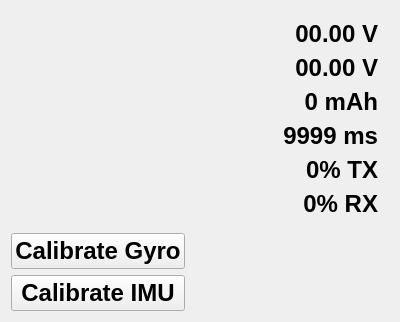
Above: controller_rc/ui/main.ui from dridri/bcflight before the change. Below: the same form after it.
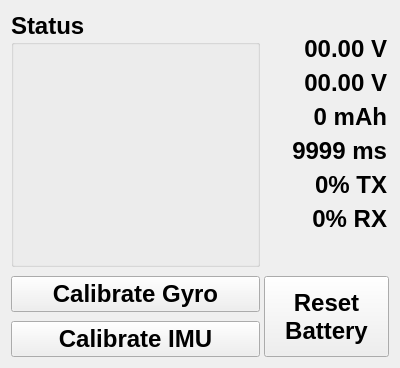
That is the form after the change.

Diff of the .ui file:
```diff
--- a/controller_rc/ui/main.ui
+++ b/controller_rc/ui/main.ui
@@ -7,7 +7,7 @@
     <x>0</x>
     <y>0</y>
     <width>400</width>
-    <height>313</height>
+    <height>368</height>
    </rect>
   </property>
   <property name="font">
@@ -21,47 +21,52 @@
    <string>Form</string>
   </property>
   <layout class="QGridLayout" name="gridLayout">
-   <item row="0" column="1" colspan="2">
-    <spacer name="horizontalSpacer">
-     <property name="orientation">
-      <enum>Qt::Horizontal</enum>
-     </property>
-     <property name="sizeHint" stdset="0">
-      <size>
-       <width>294</width>
-       <height>20</height>
-      </size>
-     </property>
-    </spacer>
-   </item>
-   <item row="1" column="1">
+   <property name="horizontalSpacing">
+    <number>4</number>
+   </property>
+   <item row="2" column="0" colspan="2">
     <widget class="QPushButton" name="calibrate_gyro">
      <property name="text">
       <string>Calibrate Gyro</string>
      </property>
     </widget>
    </item>
-   <item row="2" column="1">
-    <widget class="QPushButton" name="calibrate_imu">
-     <property name="text">
-      <string>Calibrate IMU</string>
+   <item row="0" column="0" colspan="2">
+    <widget class="QGroupBox" name="groupBox">
+     <property name="title">
+      <string>Status</string>
      </property>
+     <layout class="QGridLayout" name="gridLayout_2">
+      <property name="topMargin">
+       <number>0</number>
+      </property>
+      <item row="0" column="0">
+       <widget class="QLabel" name="status">
+        <property name="text">
+         <string/>
+        </property>
+        <property name="alignment">
+         <set>Qt::AlignLeading|Qt::AlignLeft|Qt::AlignTop</set>
+        </property>
+       </widget>
+      </item>
+      <item row="1" column="0">
+       <widget class="QLabel" name="warnings">
+        <property name="styleSheet">
+         <string notr="true">color: rgb(255, 85, 0);</string>
+        </property>
+        <property name="text">
+         <string/>
+        </property>
+        <property name="alignment">
+         <set>Qt::AlignLeading|Qt::AlignLeft|Qt::AlignTop</set>
+        </property>
+       </widget>
+      </item>
+     </layout>
     </widget>
    </item>
-   <item row="1" column="2" rowspan="2">
-    <spacer name="horizontalSpacer_2">
-     <property name="orientation">
-      <enum>Qt::Horizontal</enum>
-     </property>
-     <property name="sizeHint" stdset="0">
-      <size>
-       <width>40</width>
-       <height>20</height>
-      </size>
-     </property>
-    </spacer>
-   </item>
-   <item row="0" column="3" colspan="2">
+   <item row="0" column="2">
     <widget class="QWidget" name="widget" native="true">
      <property name="sizePolicy">
       <sizepolicy hsizetype="Preferred" vsizetype="Maximum">
@@ -70,6 +75,12 @@
       </sizepolicy>
      </property>
      <layout class="QGridLayout" name="gridLayout_3">
+      <property name="topMargin">
+       <number>24</number>
+      </property>
+      <property name="rightMargin">
+       <number>0</number>
+      </property>
       <item row="5" column="0">
        <widget class="QLabel" name="rxquality">
         <property name="text">
@@ -182,19 +193,59 @@
      </layout>
     </widget>
    </item>
-   <item row="1" column="3" rowspan="2" colspan="2">
-    <spacer name="verticalSpacer_2">
+   <item row="4" column="0" colspan="2">
+    <widget class="QPushButton" name="calibrate_imu">
+     <property name="text">
+      <string>Calibrate IMU</string>
+     </property>
+    </widget>
+   </item>
+   <item row="3" column="0" colspan="2">
+    <spacer name="verticalSpacer_3">
      <property name="orientation">
       <enum>Qt::Vertical</enum>
      </property>
+     <property name="sizeType">
+      <enum>QSizePolicy::Fixed</enum>
+     </property>
      <property name="sizeHint" stdset="0">
       <size>
        <width>20</width>
-       <height>40</height>
+       <height>3</height>
       </size>
      </property>
     </spacer>
    </item>
+   <item row="1" column="0" colspan="2">
+    <spacer name="verticalSpacer_4">
+     <property name="orientation">
+      <enum>Qt::Vertical</enum>
+     </property>
+     <property name="sizeType">
+      <enum>QSizePolicy::Fixed</enum>
+     </property>
+     <property name="sizeHint" stdset="0">
+      <size>
+       <width>20</width>
+       <height>3</height>
+      </size>
+     </property>
+    </spacer>
+   </item>
+   <item row="2" column="2" rowspan="3">
+    <widget class="QPushButton" name="reset_battery">
+     <property name="sizePolicy">
+      <sizepolicy hsizetype="Minimum" vsizetype="Minimum">
+       <horstretch>0</horstretch>
+       <verstretch>0</verstretch>
+      </sizepolicy>
+     </property>
+     <property name="text">
+      <string>Reset
+Battery</string>
+     </property>
+    </widget>
+   </item>
   </layout>
  </widget>
  <resources/>
```
